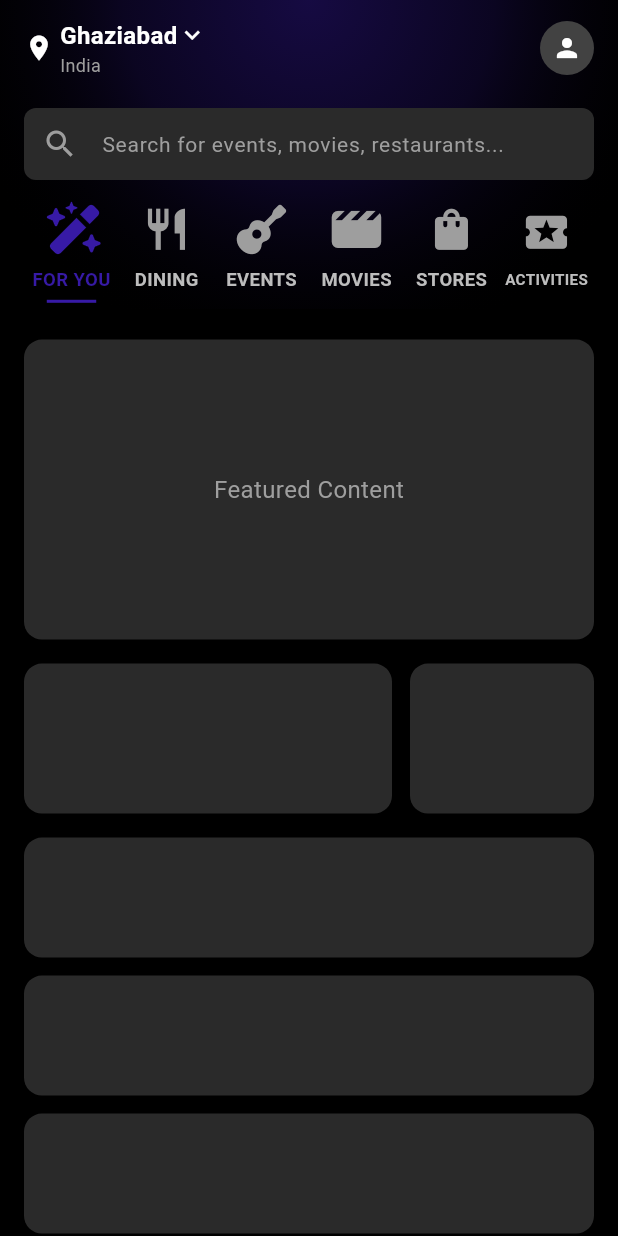
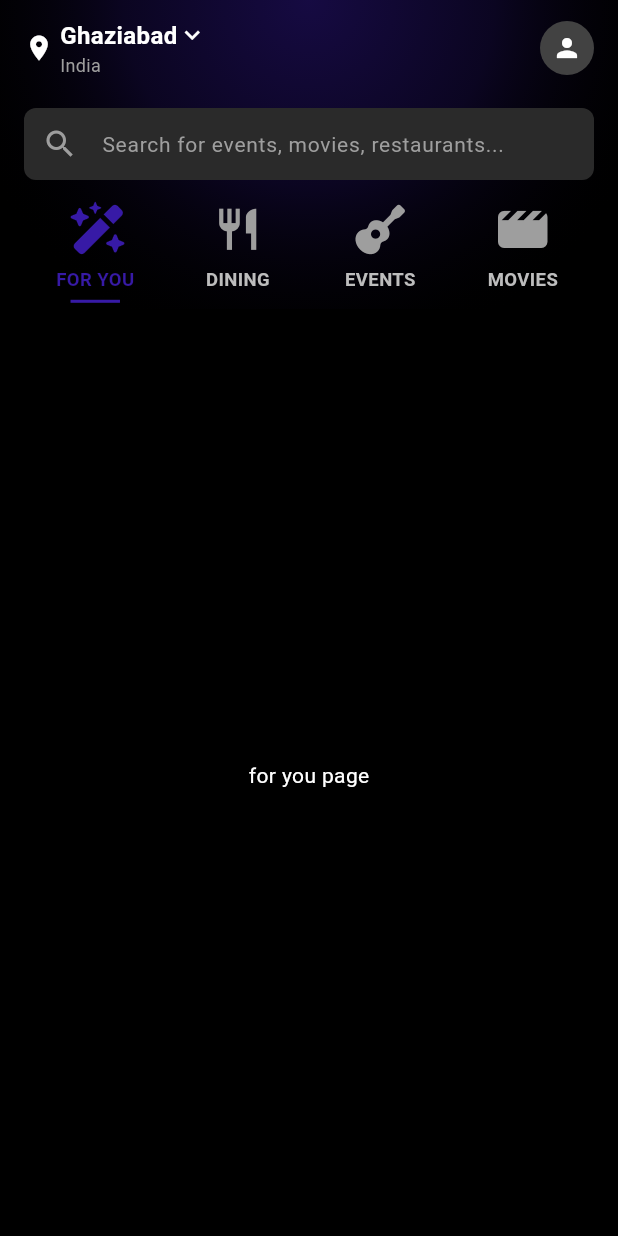
Before and after one commit to VinayPapnoi/BRL-TASK-4-DISTRICT, a Flutter app: the screen it shows after launch, after a tap on "Skip", on a phone screen of 412 x 824 dp. Run offline on Flutter 3.47's test engine with Material 3 defaults, Android fonts, the phone set to English and light mode, and no system bars; our stand-ins replace flutter_riverpod, font_awesome_flutter.

Commit message:
separated each pages in homescreen

```diff
--- a/lib/screens/home_screen.dart
+++ b/lib/screens/home_screen.dart
@@ -3,6 +3,11 @@ import 'package:flutter_riverpod/flutter_riverpod.dart';
 import 'package:font_awesome_flutter/font_awesome_flutter.dart';
 import '../providers/auth_provider.dart';
 import '../utils/colors.dart';
+
+import 'sub_screens/dining_page.dart';
+import 'sub_screens/events_page.dart';
+import 'sub_screens/for_you_page.dart';
+import 'sub_screens/movie_page.dart';
 
 class HomeScreen extends ConsumerStatefulWidget {
   const HomeScreen({Key? key}) : super(key: key);
@@ -18,8 +23,8 @@ class _HomeScreenState extends ConsumerState<HomeScreen> {
     'DINING',
     'EVENTS',
     'MOVIES',
-    'STORES',
-    'ACTIVITIES',
+
+
   ];
 
   // Colors for each tab
@@ -28,9 +33,20 @@ class _HomeScreenState extends ConsumerState<HomeScreen> {
     AppColors.diningRed,
     AppColors.eventsYellow,
     AppColors.moviesBlue,
-    AppColors.storesGreen,
-    AppColors.activitiesOrange,
+
+
   ];
+
+
+  final List<Widget> _pages = [
+  ForYouPage(),
+  DiningPage(),
+  EventsPage(),
+  MoviesPage(),
+
+
+];
+
 
   // Search hints for each tab
   final List<String> _searchHints = [
@@ -38,8 +54,8 @@ class _HomeScreenState extends ConsumerState<HomeScreen> {
     'Search for restaurants, cuisines, dishes...',
     'Search for concerts, shows, exhibitions...',
     'Search for movies, showtimes, theaters...',
-    'Search for products, brands, stores...',
-    'Search for activities, experiences, fun...',
+
+
   ];
 
   @override
@@ -48,7 +64,11 @@ class _HomeScreenState extends ConsumerState<HomeScreen> {
     final screenHeight = MediaQuery.of(context).size.height;
 
     return Scaffold(
+
+
       body: Stack(
+
+
         children: [
           // Full dark background
           Container(color: const Color(0xFF000000)),
@@ -248,70 +268,13 @@ class _HomeScreenState extends ConsumerState<HomeScreen> {
                     }),
                   ),
                 ),
+               Expanded(
+                child: IndexedStack(
+                   index: _selectedTabIndex,
+                   children:_pages,
+                   ),
+                ),
 
-                // Content area with placeholder cards
-                Expanded(
-                  child: ListView(
-                    padding: const EdgeInsets.all(16),
-                    children: [
-                      // Large featured card
-                      Container(
-                        height: 200,
-                        decoration: BoxDecoration(
-                          color: const Color(0xFF2A2A2A),
-                          borderRadius: BorderRadius.circular(12),
-                        ),
-                        child: const Center(
-                          child: Text(
-                            'Featured Content',
-                            style: TextStyle(color: Colors.grey, fontSize: 16),
-                          ),
-                        ),
-                      ),
-                      const SizedBox(height: 16),
-
-                      // Two horizontal cards
-                      Row(
-                        children: [
-                          Expanded(
-                            flex: 2,
-                            child: Container(
-                              height: 100,
-                              decoration: BoxDecoration(
-                                color: const Color(0xFF2A2A2A),
-                                borderRadius: BorderRadius.circular(12),
-                              ),
-                            ),
-                          ),
-                          const SizedBox(width: 12),
-                          Expanded(
-                            flex: 1,
-                            child: Container(
-                              height: 100,
-                              decoration: BoxDecoration(
-                                color: const Color(0xFF2A2A2A),
-                                borderRadius: BorderRadius.circular(12),
-                              ),
-                            ),
-                          ),
-                        ],
-                      ),
-                      const SizedBox(height: 16),
-
-                      // List items
-                      ...List.generate(3, (index) {
-                        return Container(
-                          height: 80,
-                          margin: const EdgeInsets.only(bottom: 12),
-                          decoration: BoxDecoration(
-                            color: const Color(0xFF2A2A2A),
-                            borderRadius: BorderRadius.circular(12),
-                          ),
-                        );
-                      }),
-                    ],
-                  ),
-                ),
               ],
             ),
           ),
--- /dev/null
+++ b/lib/screens/sub_screens/dining_page.dart
@@ -0,0 +1,12 @@
+import 'package:flutter/material.dart';
+
+class DiningPage extends StatelessWidget {
+  const DiningPage({Key? key}) : super(key: key);
+
+  @override
+  Widget build(BuildContext context) {
+    return Center(
+      child: Text('Dining Content', style: TextStyle(color: Colors.white)),
+    );
+  }
+}
--- /dev/null
+++ b/lib/screens/sub_screens/events_page.dart
@@ -0,0 +1,12 @@
+import 'package:flutter/material.dart';
+
+class EventsPage extends StatelessWidget {
+  const EventsPage({Key? key}) : super(key: key);
+
+  @override
+  Widget build(BuildContext context) {
+    return Center(
+      child: Text('Events Content', style: TextStyle(color: Colors.white)),
+    );
+  }
+}
--- /dev/null
+++ b/lib/screens/sub_screens/for_you_page.dart
@@ -0,0 +1,12 @@
+import 'package:flutter/material.dart';
+
+class ForYouPage extends StatelessWidget {
+  const ForYouPage({Key? key}) : super(key: key);
+
+  @override
+  Widget build(BuildContext context) {
+    return Center(
+      child: Text('for you page', style: TextStyle(color: Colors.white)),
+    );
+  }
+}
--- /dev/null
+++ b/lib/screens/sub_screens/movie_page.dart
@@ -0,0 +1,12 @@
+import 'package:flutter/material.dart';
+
+class MoviesPage extends StatelessWidget {
+  const MoviesPage({Key? key}) : super(key: key);
+
+  @override
+  Widget build(BuildContext context) {
+    return Center(
+      child: Text('Movies Content', style: TextStyle(color: Colors.white)),
+    );
+  }
+}
--- a/pubspec.yaml
+++ b/pubspec.yaml
@@ -13,6 +13,7 @@ dependencies:
   flutter:
     sdk: flutter
   flutter_riverpod: ^2.4.9
+  flutter_spinkit: ^5.2.2
   flutter_svg: ^2.2.1
   font_awesome_flutter: ^10.12.0
   lottie: ^1.2.1
```
Also changed, not shown: pubspec.lock.
